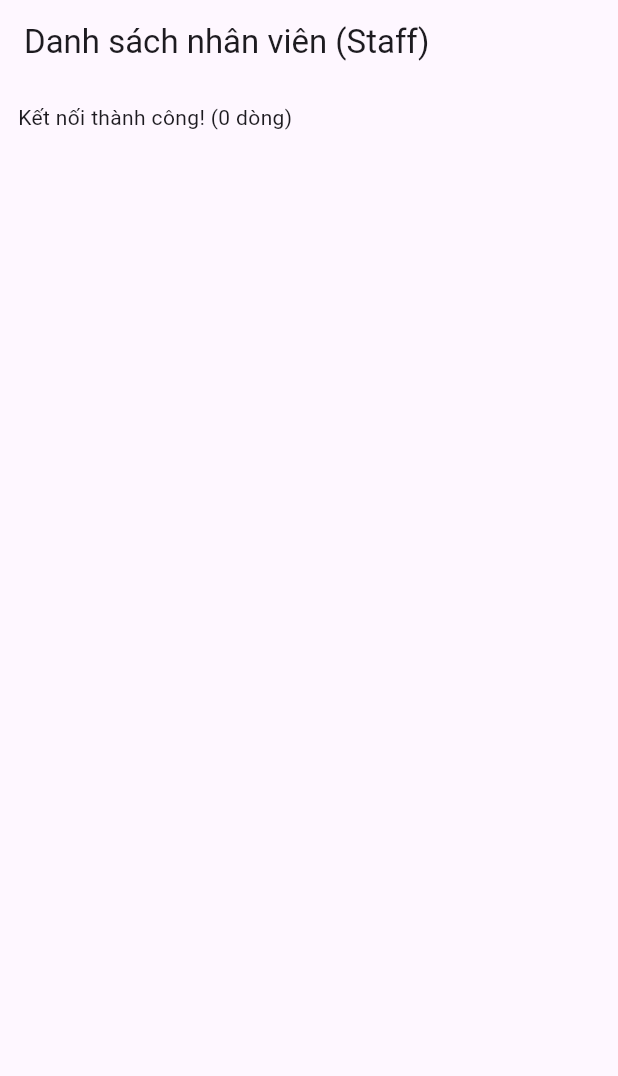
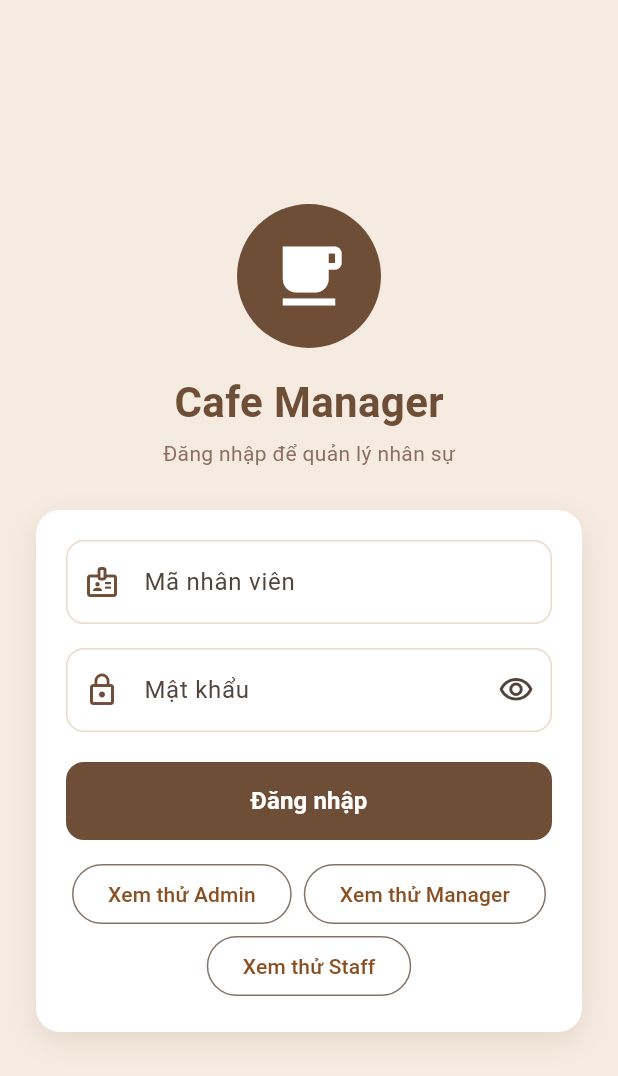
Before and after one commit to PhamVu5223/cafe_manager_FE, a Flutter app: the screen it shows after launch, on a phone screen of 412 x 824 dp. Shown: the top 1076 px of the screen. Run offline on Flutter 3.47's test engine with Material 3 defaults, Android fonts, the phone set to English and light mode, and no system bars; our stand-ins replace supabase_flutter; accounts and stored records are empty.

Commit message:
them dang nhap theo chuc vu

```diff
--- /dev/null
+++ b/lib/app_style.dart
@@ -0,0 +1,11 @@
+import 'package:flutter/material.dart';
+
+class AppStyle {
+  static const primary = Color(0xFF6F4E37);
+  static const background = Color(0xFFF5EBE0);
+  static const ink = Color(0xFF3E2723);
+  static const soft = Color(0xFF8D6E63);
+  static const line = Color(0xFFE8D9C8);
+  static const danger = Color(0xFFC62828);
+  static const radius = 12.0;
+}
--- /dev/null
+++ b/lib/login_page.dart
@@ -0,0 +1,265 @@
+import 'package:flutter/material.dart';
+import 'package:supabase_flutter/supabase_flutter.dart';
+
+import 'app_style.dart';
+import 'menu_pages.dart';
+
+class LoginPage extends StatefulWidget {
+  const LoginPage({super.key});
+
+  @override
+  State<LoginPage> createState() => _LoginPageState();
+}
+
+class _LoginPageState extends State<LoginPage> {
+  final _formKey = GlobalKey<FormState>();
+  final _idCtl = TextEditingController();
+  final _pwCtl = TextEditingController();
+  bool _loading = false;
+  bool _obscure = true;
+  String? _error;
+
+  @override
+  void dispose() {
+    _idCtl.dispose();
+    _pwCtl.dispose();
+    super.dispose();
+  }
+
+  /// Chọn trang menu theo chức vụ. Trả về null nếu chức vụ không hợp lệ.
+  Widget? _menuFor(String role, Map<String, dynamic> user) {
+    final r = role.toLowerCase();
+    if (r.contains('admin') || r.contains('quản trị') || r.contains('quan tri')) {
+      return AdminMenu(user: user);
+    }
+    if (r.contains('manager') || r.contains('quản lý') || r.contains('quan ly')) {
+      return ManagerMenu(user: user);
+    }
+    if (r.contains('staff') || r.contains('nhân viên') || r.contains('nhan vien')) {
+      return StaffMenu(user: user);
+    }
+    return null;
+  }
+
+  Future<void> _login() async {
+    if (!_formKey.currentState!.validate()) return;
+    setState(() {
+      _loading = true;
+      _error = null;
+    });
+
+    try {
+      final res = await Supabase.instance.client.rpc(
+        'login_staff',
+        params: {'p_id': _idCtl.text.trim(), 'p_password': _pwCtl.text},
+      );
+      if (!mounted) return;
+
+      if (res == null) {
+        setState(() => _error = 'Sai mã nhân viên hoặc mật khẩu');
+        return;
+      }
+
+      final user = Map<String, dynamic>.from(res as Map);
+      final role = '${user['staff_role']}'.trim().toLowerCase();
+      final next = _menuFor(role, user);
+
+      if (next == null) {
+        setState(() => _error =
+        'Tài khoản chưa có chức vụ hợp lệ (staff_role: ${user['staff_role']})');
+        return;
+      }
+
+      Navigator.pushReplacement(
+        context,
+        MaterialPageRoute(builder: (_) => next),
+      );
+    } catch (e) {
+      if (mounted) setState(() => _error = 'Lỗi kết nối: $e');
+    } finally {
+      if (mounted) setState(() => _loading = false);
+    }
+  }
+
+  // ===== XÓA hàm này và đoạn "Xem thử" bên dưới trước khi nộp bài =====
+  void _demo(String role) {
+    final user = <String, dynamic>{
+      'id': 0,
+      'staff_name': 'Tài khoản thử',
+      'staff_role': role,
+    };
+    final next = _menuFor(role.toLowerCase(), user);
+    if (next != null) {
+      Navigator.pushReplacement(
+        context,
+        MaterialPageRoute(builder: (_) => next),
+      );
+    }
+  }
+
+  InputDecoration _field(String label, IconData icon, {Widget? suffix}) {
+    final border = OutlineInputBorder(
+      borderRadius: BorderRadius.circular(AppStyle.radius),
+      borderSide: const BorderSide(color: AppStyle.line),
+    );
+    return InputDecoration(
+      labelText: label,
+      prefixIcon: Icon(icon, color: AppStyle.primary),
+      suffixIcon: suffix,
+      border: border,
+      enabledBorder: border,
+      focusedBorder: OutlineInputBorder(
+        borderRadius: BorderRadius.circular(AppStyle.radius),
+        borderSide: const BorderSide(color: AppStyle.primary, width: 2),
+      ),
+    );
+  }
+
+  @override
+  Widget build(BuildContext context) {
+    return Scaffold(
+      backgroundColor: AppStyle.background,
+      body: SafeArea(
+        child: Center(
+          child: SingleChildScrollView(
+            padding: const EdgeInsets.all(24),
+            child: ConstrainedBox(
+              constraints: const BoxConstraints(maxWidth: 400),
+              child: Column(
+                mainAxisSize: MainAxisSize.min,
+                children: [
+                  Container(
+                    width: 96,
+                    height: 96,
+                    decoration: const BoxDecoration(
+                      color: AppStyle.primary,
+                      shape: BoxShape.circle,
+                    ),
+                    child: const Icon(Icons.local_cafe,
+                        size: 52, color: Colors.white),
+                  ),
+                  const SizedBox(height: 16),
+                  const Text(
+                    'Cafe Manager',
+                    style: TextStyle(
+                      fontSize: 28,
+                      fontWeight: FontWeight.bold,
+                      color: AppStyle.primary,
+                    ),
+                  ),
+                  const SizedBox(height: 4),
+                  const Text(
+                    'Đăng nhập để quản lý nhân sự',
+                    style: TextStyle(fontSize: 14, color: AppStyle.soft),
+                  ),
+                  const SizedBox(height: 28),
+                  Container(
+                    padding: const EdgeInsets.all(20),
+                    decoration: BoxDecoration(
+                      color: Colors.white,
+                      borderRadius: BorderRadius.circular(16),
+                      boxShadow: const [
+                        BoxShadow(
+                          color: Color(0x1F6F4E37),
+                          blurRadius: 16,
+                          offset: Offset(0, 6),
+                        ),
+                      ],
+                    ),
+                    child: Form(
+                      key: _formKey,
+                      child: Column(
+                        crossAxisAlignment: CrossAxisAlignment.stretch,
+                        children: [
+                          TextFormField(
+                            controller: _idCtl,
+                            textInputAction: TextInputAction.next,
+                            keyboardType: TextInputType.number,
+                            decoration:
+                            _field('Mã nhân viên', Icons.badge_outlined),
+                            validator: (v) => (v == null || v.trim().isEmpty)
+                                ? 'Nhập mã nhân viên'
+                                : null,
+                          ),
+                          const SizedBox(height: 16),
+                          TextFormField(
+                            controller: _pwCtl,
+                            obscureText: _obscure,
+                            onFieldSubmitted: (_) => _login(),
+                            decoration: _field(
+                              'Mật khẩu',
+                              Icons.lock_outline,
+                              suffix: IconButton(
+                                icon: Icon(_obscure
+                                    ? Icons.visibility_outlined
+                                    : Icons.visibility_off_outlined),
+                                onPressed: () =>
+                                    setState(() => _obscure = !_obscure),
+                              ),
+                            ),
+                            validator: (v) => (v == null || v.isEmpty)
+                                ? 'Nhập mật khẩu'
+                                : null,
+                          ),
+                          if (_error != null) ...[
+                            const SizedBox(height: 12),
+                            Text(_error!,
+                                style:
+                                const TextStyle(color: AppStyle.danger)),
+                          ],
+                          const SizedBox(height: 20),
+                          SizedBox(
+                            height: 52,
+                            child: FilledButton(
+                              style: FilledButton.styleFrom(
+                                backgroundColor: AppStyle.primary,
+                                shape: RoundedRectangleBorder(
+                                  borderRadius:
+                                  BorderRadius.circular(AppStyle.radius),
+                                ),
+                              ),
+                              onPressed: _loading ? null : _login,
+                              child: _loading
+                                  ? const SizedBox(
+                                width: 22,
+                                height: 22,
+                                child: CircularProgressIndicator(
+                                  strokeWidth: 2,
+                                  color: Colors.white,
+                                ),
+                              )
+                                  : const Text(
+                                'Đăng nhập',
+                                style: TextStyle(
+                                  fontSize: 16,
+                                  fontWeight: FontWeight.w600,
+                                ),
+                              ),
+                            ),
+                          ),
+                          // ===== XÓA đoạn "Xem thử" này trước khi nộp bài =====
+                          const SizedBox(height: 12),
+                          Wrap(
+                            alignment: WrapAlignment.center,
+                            spacing: 8,
+                            children: [
+                              for (final r in ['Admin', 'Manager', 'Staff'])
+                                OutlinedButton(
+                                  onPressed: () => _demo(r),
+                                  child: Text('Xem thử $r'),
+                                ),
+                            ],
+                          ),
+                        ],
+                      ),
+                    ),
+                  ),
+                ],
+              ),
+            ),
+          ),
+        ),
+      ),
+    );
+  }
+}
--- a/lib/main.dart
+++ b/lib/main.dart
@@ -1,13 +1,15 @@
 import 'package:flutter/material.dart';
 import 'package:supabase_flutter/supabase_flutter.dart';
+
+import 'app_style.dart';
+import 'login_page.dart';
 
 Future<void> main() async {
   WidgetsFlutterBinding.ensureInitialized();
 
-  // Khởi tạo kết nối tới Supabase Backend
   await Supabase.initialize(
-    url: 'https://jyjvelebxghzlnqghhwa.supabase.co', // Dán Project URL của bạn vào đây
-    anonKey: 'sb_publishable_WQESTfsjp8hj1d020--OfQ_s1VeX6eF',     // Dán Anon Key vào đây
+    url: 'https://jyjvelebxghzlnqghhwa.supabase.co',
+    publishableKey: 'sb_publishable_WQESTfsjp8hj1d020--OfQ_s1VeX6eF',
   );
 
   runApp(const MyApp());
@@ -19,58 +21,13 @@ class MyApp extends StatelessWidget {
   @override
   Widget build(BuildContext context) {
     return MaterialApp(
-      title: 'Cafe Manager App',
-      theme: ThemeData(primarySwatch: Colors.brown),
-      home: const StaffPage(),
+      title: 'Cafe Manager',
+      debugShowCheckedModeBanner: false,
+      theme: ThemeData(
+        useMaterial3: true,
+        colorSchemeSeed: AppStyle.primary,
+      ),
+      home: const LoginPage(),
     );
   }
 }
-
-class StaffPage extends StatelessWidget {
-  const StaffPage({super.key});
-
-  Future<List<Map<String, dynamic>>> _load() async {
-    final rows = await Supabase.instance.client.from('Staff').select();
-    return List<Map<String, dynamic>>.from(rows);
-  }
-
-  @override
-  Widget build(BuildContext context) {
-    return Scaffold(
-      appBar: AppBar(title: const Text('Danh sách nhân viên (Staff)')),
-      body: FutureBuilder<List<Map<String, dynamic>>>(
-        future: _load(),
-        builder: (context, snap) {
-          if (snap.connectionState == ConnectionState.waiting) {
-            return const Center(child: CircularProgressIndicator());
-          }
-          if (snap.hasError) {
-            return Center(child: Text('Lỗi: ${snap.error}'));
-          }
-          final list = snap.data!;
-          return ListView(
-            children: [
-              Padding(
-                padding: const EdgeInsets.all(12),
-                child: Text('Kết nối thành công! (${list.length} dòng)'),
-              ),
-              for (final row in list)
-                Card(
-                  margin: const EdgeInsets.symmetric(horizontal: 12, vertical: 6),
-                  child: Padding(
-                    padding: const EdgeInsets.all(12),
-                    child: Column(
-                      crossAxisAlignment: CrossAxisAlignment.start,
-                      children: [
-                        for (final e in row.entries) Text('${e.key}: ${e.value}'),
-                      ],
-                    ),
-                  ),
-                ),
-            ],
-          );
-        },
-      ),
-    );
-  }
-}
```
Also changed, not shown: lib/menu_pages.dart (added, +200 -0 lines).
